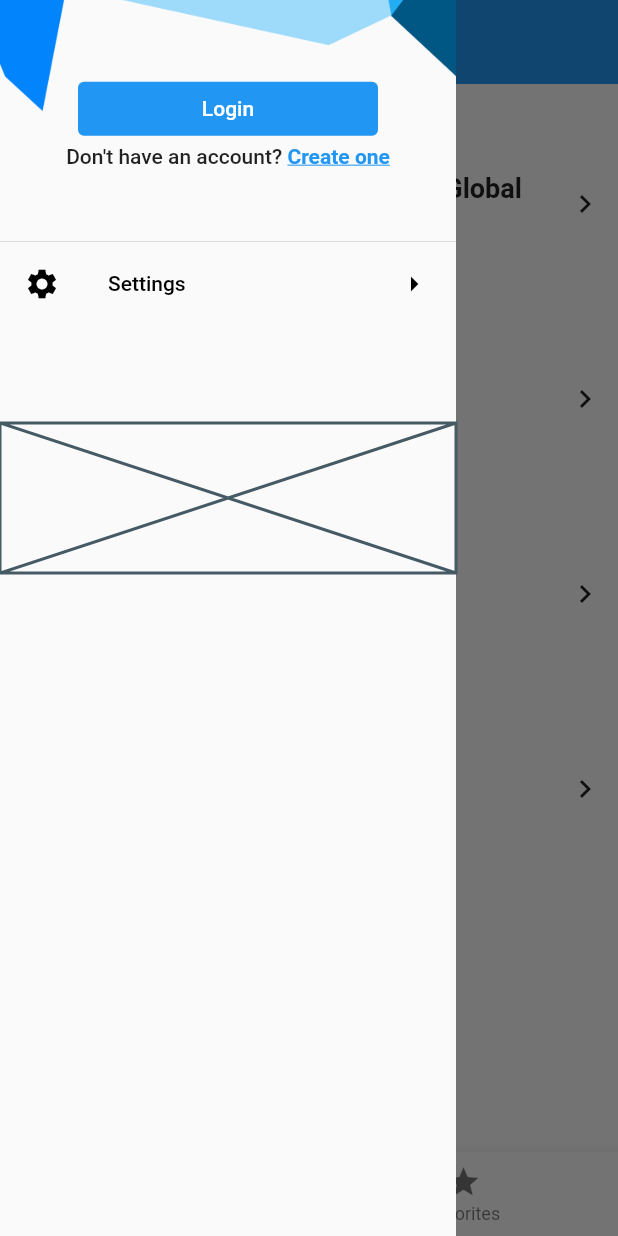
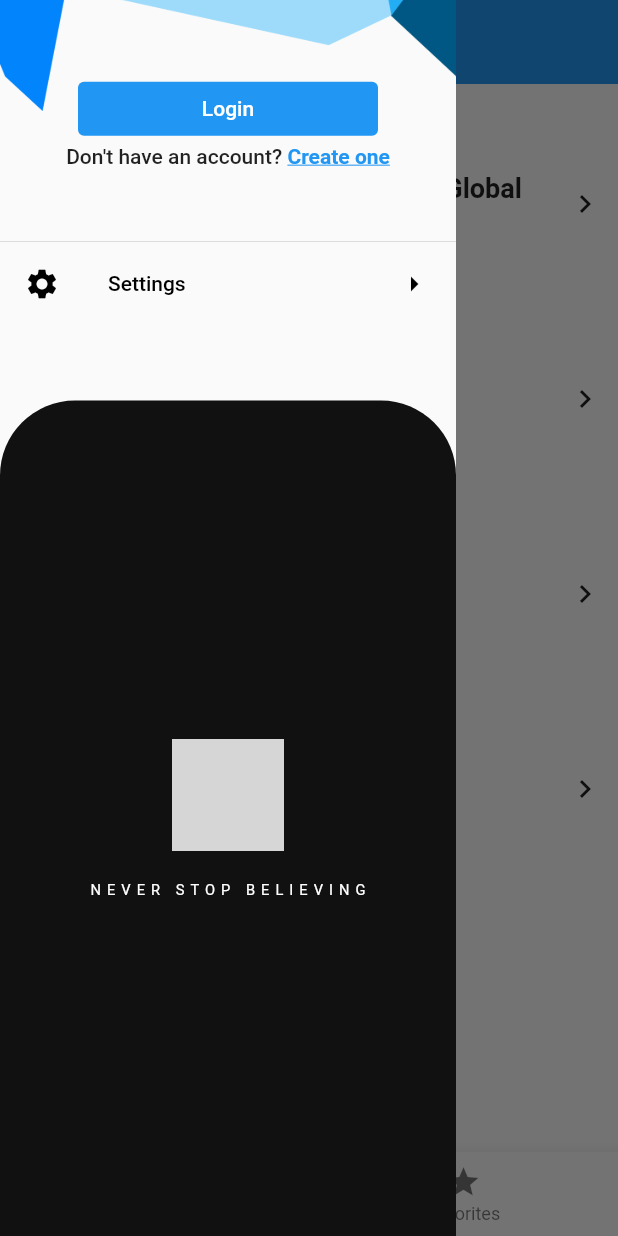
Before and after one commit to CYBERDEVILZ/ZBGAMING, a Flutter app: the screen it shows after launch, with the side drawer open, on a phone screen of 412 x 824 dp. Run offline on Flutter 3.47's test engine with Material 2 defaults, Android fonts, the phone set to English and light mode, and no system bars; our stand-ins replace cloud_firestore, firebase_auth, firebase_core, firebase_storage, fluttertoast, image_picker; accounts and stored records are empty; grey boxes are pictures that could not be loaded.

Commit message:
added banner to drawer

```diff
--- a/lib/widgets/drawer.dart
+++ b/lib/widgets/drawer.dart
@@ -134,7 +134,7 @@ class AfterLoginDrawer extends StatelessWidget {
             Expanded(
               child: Container(
                 decoration: const BoxDecoration(
-                    color: Colors.black,
+                    color: Color(0xff111111),
                     borderRadius: BorderRadius.only(topLeft: Radius.circular(50), topRight: Radius.circular(50))),
                 width: MediaQuery.of(context).size.width,
                 margin: const EdgeInsets.only(top: 50),
@@ -150,7 +150,7 @@ class AfterLoginDrawer extends StatelessWidget {
                     const SizedBox(height: 20),
                     const Text(
                       "NEVER STOP BELIEVING",
-                      style: TextStyle(color: Colors.white, letterSpacing: 3),
+                      style: TextStyle(color: Colors.white, letterSpacing: 4),
                       textScaleFactor: 0.7,
                     )
                   ],
@@ -175,7 +175,7 @@ class BeforeLoginDrawer extends StatelessWidget {
 
     return Drawer(
         elevation: 0,
-        child: ListView(
+        child: Column(
           children: [
             DrawerHeader(
                 margin: const EdgeInsets.all(0),
@@ -239,11 +239,31 @@ class BeforeLoginDrawer extends StatelessWidget {
               trailing: const Icon(Icons.arrow_right, color: Colors.black),
               title: const Text("Settings", style: TextStyle(color: Colors.black)),
             ),
-            const SizedBox(height: 15),
-            Container(
-              margin: const EdgeInsets.only(top: 50),
-              child: const Placeholder(), // zbgaming (copyrighted thing)
-              height: 100,
+            Expanded(
+              child: Container(
+                decoration: const BoxDecoration(
+                    color: Color(0xff111111),
+                    borderRadius: BorderRadius.only(topLeft: Radius.circular(50), topRight: Radius.circular(50))),
+                width: MediaQuery.of(context).size.width,
+                margin: const EdgeInsets.only(top: 50),
+                child: Column(
+                  mainAxisAlignment: MainAxisAlignment.center,
+                  mainAxisSize: MainAxisSize.max,
+                  children: [
+                    Image.asset(
+                      "assets/images/glitchlogozbunker.gif",
+                      fit: BoxFit.cover,
+                      width: 75,
+                    ),
+                    const SizedBox(height: 20),
+                    const Text(
+                      "NEVER STOP BELIEVING",
+                      style: TextStyle(color: Colors.white, letterSpacing: 4),
+                      textScaleFactor: 0.7,
+                    )
+                  ],
+                ), // zbgaming (copyrighted thing)
+              ),
             )
           ],
         ));
```
